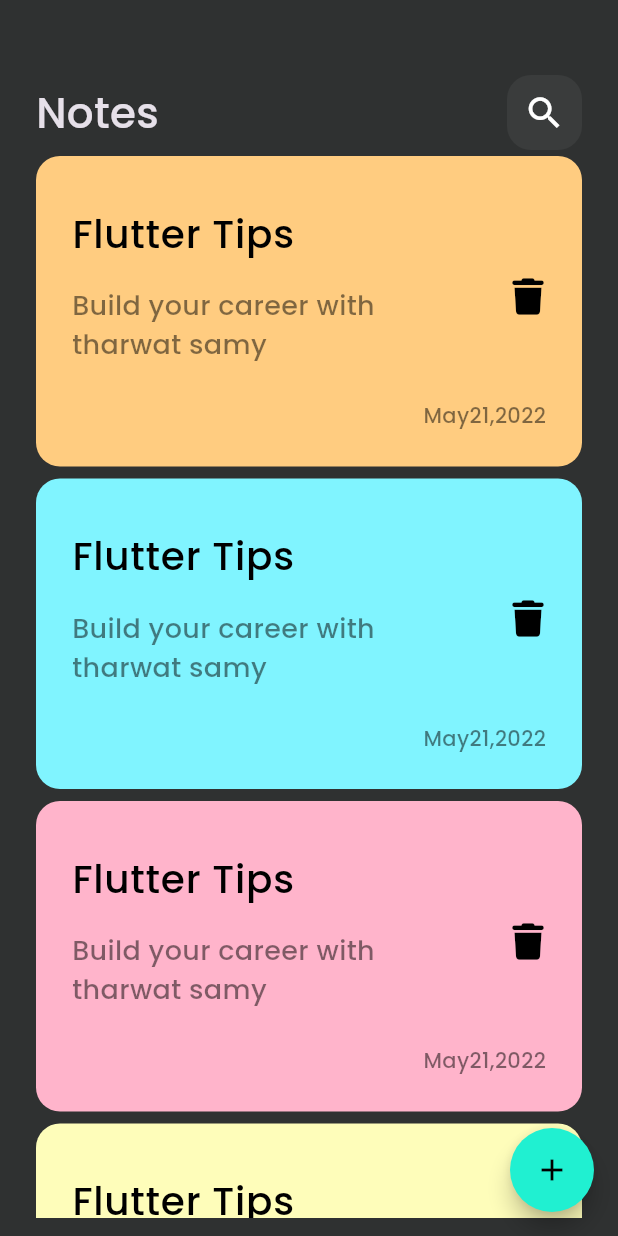
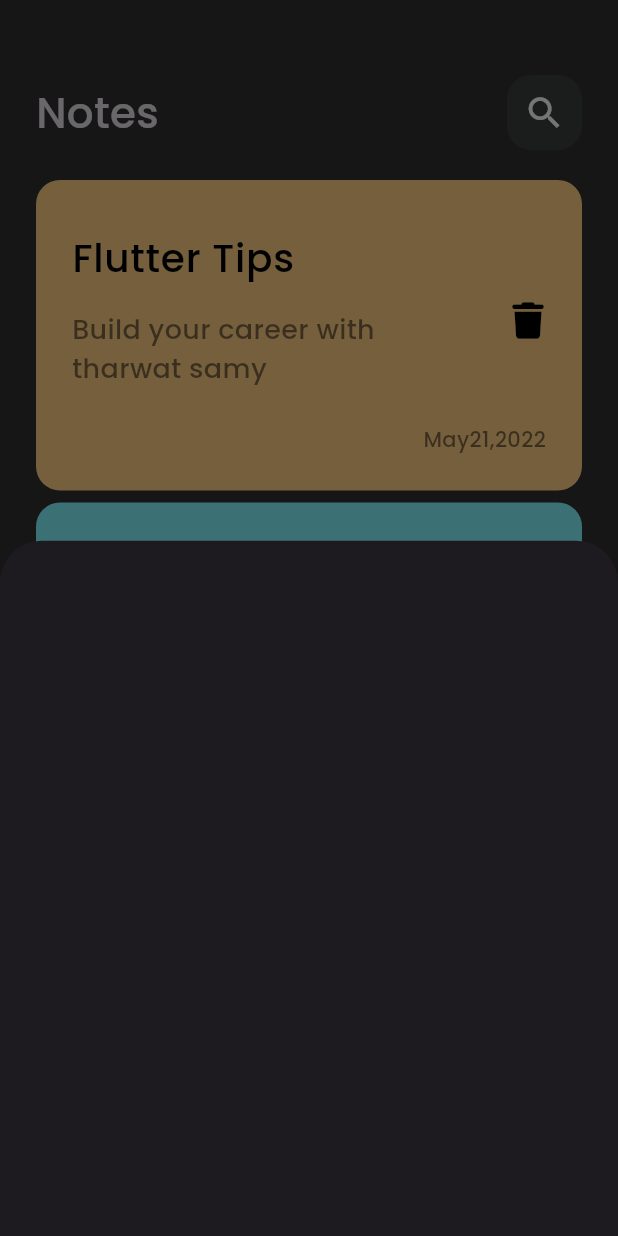
Before and after one commit to Tahtawy1/note_app, a Flutter app: the screen it shows after launch, after a tap on the "add" icon, on a phone screen of 412 x 824 dp. Run offline on Flutter 3.47's test engine with Material 3 defaults, Android fonts, the phone set to English and light mode, and no system bars; our stand-ins replace device_preview, font_awesome_flutter.

Commit message:
add modal bottom sheet

```diff
--- /dev/null
+++ b/lib/data/note_icon_data.dart
@@ -0,0 +1,9 @@
+import 'package:flutter/material.dart';
+
+final data = const [
+    Color.fromARGB(255, 255, 206, 132),
+    Color.fromARGB(255, 128, 244, 255),
+    Color.fromARGB(255, 255, 180, 203),
+    Color.fromARGB(255, 254, 253, 186),
+    Color.fromARGB(255, 206, 163, 228),
+  ];
--- a/lib/views/home_page.dart
+++ b/lib/views/home_page.dart
@@ -1,5 +1,6 @@
 import 'package:flutter/material.dart';
 import 'package:note_app/views/widgets/notes_body.dart';
+import 'widgets/add_note_bottom_sheet.dart';
 
 class HomePage extends StatelessWidget {
   const HomePage({super.key});
@@ -10,8 +11,17 @@ class HomePage extends StatelessWidget {
       floatingActionButton: FloatingActionButton(
         shape: RoundedRectangleBorder(borderRadius: BorderRadius.circular(100)),
         backgroundColor: const Color.fromARGB(255, 32, 240, 209),
-        child: Icon(Icons.add, color: Colors.black,),
-        onPressed: () {}),
-      body: NotesBody());
+        child: Icon(Icons.add, color: Colors.black),
+        onPressed: () {
+          showModalBottomSheet(
+            context: context,
+            builder: (context) {
+              return AddNoteBottomSheet();
+            },
+          );
+        },
+      ),
+      body: NotesBody(),
+    );
   }
 }
--- /dev/null
+++ b/lib/views/widgets/add_note_bottom_sheet.dart
@@ -0,0 +1,10 @@
+import 'package:flutter/material.dart';
+
+class AddNoteBottomSheet extends StatelessWidget {
+  const AddNoteBottomSheet({super.key});
+
+  @override
+  Widget build(BuildContext context) {
+    return Container();
+  }
+}
--- a/lib/views/widgets/notes_body.dart
+++ b/lib/views/widgets/notes_body.dart
@@ -4,7 +4,6 @@ import 'package:note_app/views/widgets/notes_list_view.dart';
 
 class NotesBody extends StatelessWidget {
   const NotesBody({super.key});
-
   @override
   Widget build(BuildContext context) {
     return Padding(
@@ -13,10 +12,9 @@ class NotesBody extends StatelessWidget {
         children: [
           SizedBox(height: 50),
           CustomAppBar(),
-          Expanded(child: Padding(
-            padding: const EdgeInsets.only(bottom: 12.0),
+          Expanded(
             child: NotesListView(),
-          )),
+          ),
         ],
       ),
     );
--- a/lib/views/widgets/notes_list_view.dart
+++ b/lib/views/widgets/notes_list_view.dart
@@ -1,25 +1,23 @@
 import 'package:flutter/material.dart';
 import 'package:note_app/views/widgets/note_item.dart';
+import 'package:note_app/data/note_icon_data.dart';
 
 class NotesListView extends StatelessWidget {
   const NotesListView({super.key});
 
-  final data = const [
-    Color(0xffFFCC80),
-    Color.fromARGB(255, 128, 244, 255),
-    Color.fromARGB(255, 255, 180, 203),
-    Color.fromARGB(255, 254, 253, 186),
-    Color.fromARGB(255, 206, 163, 228),
-  ];
   @override
   Widget build(BuildContext context) {
-    return ListView.builder(
+    return Padding(
+      padding: const EdgeInsets.symmetric(vertical: 16),
+      child: ListView.builder(
+        padding: EdgeInsets.zero,
         itemBuilder: (context, index) {
           return Padding(
             padding: const EdgeInsets.symmetric(vertical: 4),
             child: NoteItem(color: data[index % 5],),
           );
         },
+      ),
     );
   }
 }
```
Lines whose indentation alone changed are shown as unchanged.
